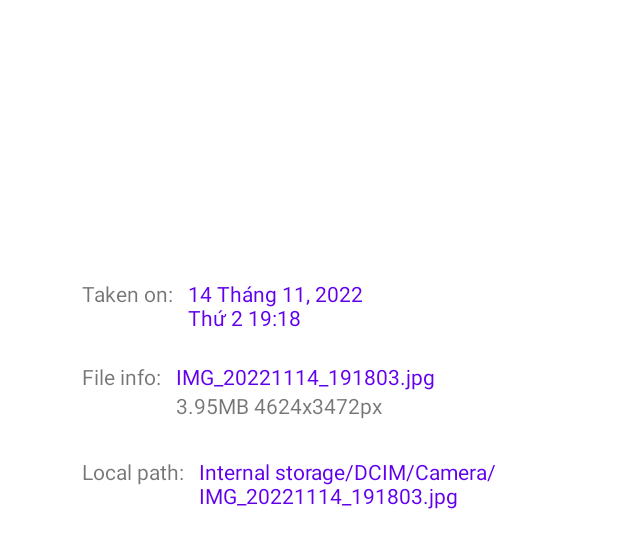
After one commit to Dat-TG/14Gallery, an Android app: the layout dialog_details.xml on its own in the app's theme, with its tools: preview values and no code run, on a phone screen of 412 x 824 dp. The commit adds this screen. Shown: the top 548 px of the screen. Run offline under Robolectric (Android 15) with nearby library versions, the phone set to English and light mode, and no system bars.

Commit message:
Add Details dialog

```diff
--- /dev/null
+++ b/app/src/main/res/layout/dialog_details.xml
@@ -0,0 +1,77 @@
+<?xml version="1.0" encoding="utf-8"?>
+<androidx.constraintlayout.widget.ConstraintLayout xmlns:android="http://schemas.android.com/apk/res/android"
+    xmlns:app="http://schemas.android.com/apk/res-auto"
+    xmlns:tools="http://schemas.android.com/tools"
+    android:layout_width="350dp"
+    android:layout_height="500dp"
+    android:padding="24dp"
+    android:layout_gravity="center">
+
+    <TextView
+        android:id="@+id/labelTakenOn"
+        android:labelFor="@id/txtTakenOn"
+        android:layout_width="wrap_content"
+        android:layout_height="wrap_content"
+        android:text="@string/taken_on_label"
+        app:layout_constraintStart_toStartOf="parent"
+        app:layout_constraintTop_toTopOf="parent" />
+
+    <TextView
+        android:id="@+id/txtTakenOn"
+        android:layout_width="wrap_content"
+        android:layout_height="wrap_content"
+        android:textColor="@color/design_default_color_primary"
+        app:layout_constraintStart_toEndOf="@+id/labelTakenOn"
+        app:layout_constraintTop_toTopOf="@+id/labelTakenOn"
+        android:layout_marginStart="10dp"
+        tools:text="14 Tháng 11, 2022\nThứ 2 19:18" />
+
+    <TextView
+        android:id="@+id/labelFileInfo"
+        android:layout_width="wrap_content"
+        android:layout_height="wrap_content"
+        android:layout_marginTop="36dp"
+        android:labelFor="@id/txtFileName"
+        android:text="@string/file_info_label"
+        app:layout_constraintStart_toStartOf="@+id/labelTakenOn"
+        app:layout_constraintTop_toBottomOf="@+id/labelTakenOn" />
+
+    <TextView
+        android:id="@+id/txtFileName"
+        android:layout_width="wrap_content"
+        android:layout_height="wrap_content"
+        android:layout_marginStart="10dp"
+        android:textColor="@color/design_default_color_primary"
+        app:layout_constraintStart_toEndOf="@+id/labelFileInfo"
+        app:layout_constraintTop_toTopOf="@+id/labelFileInfo"
+        tools:text="IMG_20221114_191803.jpg" />
+
+    <TextView
+        android:id="@+id/txtFileSize"
+        android:layout_width="wrap_content"
+        android:layout_height="wrap_content"
+        app:layout_constraintStart_toStartOf="@+id/txtFileName"
+        app:layout_constraintTop_toBottomOf="@+id/txtFileName"
+        tools:text="3.95MB 4624x3472px" />
+
+    <TextView
+        android:id="@+id/labelLocalPath"
+        android:layout_width="wrap_content"
+        android:layout_height="wrap_content"
+        android:layout_marginTop="44dp"
+        android:labelFor="@id/txtFileName"
+        android:text="@string/local_path_label"
+        app:layout_constraintStart_toStartOf="@+id/labelFileInfo"
+        app:layout_constraintTop_toBottomOf="@+id/labelFileInfo" />
+
+    <TextView
+        android:id="@+id/txtFilePath"
+        android:layout_width="wrap_content"
+        android:layout_height="wrap_content"
+        android:layout_marginStart="10dp"
+        android:textColor="@color/design_default_color_primary"
+        app:layout_constraintStart_toEndOf="@+id/labelLocalPath"
+        app:layout_constraintTop_toTopOf="@+id/labelLocalPath"
+        tools:text="Internal storage/DCIM/Camera/IMG_20221114_191803.jpg" />
+
+</androidx.constraintlayout.widget.ConstraintLayout>
--- /dev/null
+++ b/app/src/main/res/values-night/strings.xml
@@ -0,0 +1,4 @@
+<?xml version="1.0" encoding="utf-8"?>
+<resources>
+    <string name="taken_on_label">Taken on:</string>
+</resources>
--- a/app/src/main/res/values/strings.xml
+++ b/app/src/main/res/values/strings.xml
@@ -38,9 +38,9 @@
     <string name="delete_title">Xóa</string>
     <string name="delete_description">Delete image</string>
     <string name="more_description">More option</string>
-    <string name="rename_title">Rename</string>
+    <string name="rename_title">Đổi tên</string>
     <string name="add_to_album_title">Add to album</string>
-    <string name="details_title">Details</string>
+    <string name="details_title">Chi tiết</string>
     <string name="no_image_found"><b>Không có ảnh hoặc album</b>\n\nBạn có thể chụp ảnh hoặc tạo album bằng cách thao tác ở trên</string>
     <string name="set_password_success">Set password successful!</string>
     <string name="set_password_fail">Password not match!</string>
@@ -70,4 +70,7 @@
     <string name="hashtag_textfield_hint">Hashtag name</string>
     <string name="no_added_hashtag_msg">No hashtag has been added</string>
     <string name="add">Thêm</string>
+    <string name="taken_on_label">Taken on:</string>
+    <string name="file_info_label">File info:</string>
+    <string name="local_path_label">Local path:</string>
 </resources>
```
Also changed, not shown: app/src/main/java/com/example/a14gallery_photoandalbumgallery/fullscreenImage/FullscreenImageActivity.java (+115 -30 lines), app/src/main/java/com/example/a14gallery_photoandalbumgallery/fullscreenImage/HashtagDialogListAdapter.java (+5 -3 lines), app/src/main/java/com/example/a14gallery_photoandalbumgallery/image/Image.java (+9 -0 lines), app/src/main/java/com/example/a14gallery_photoandalbumgallery/image/ImageGallery.java (+43 -1 lines).
